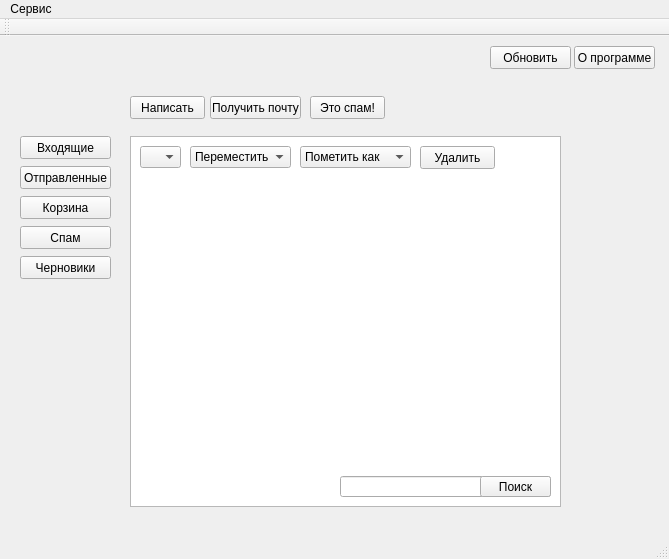
This is mainwindow.ui in sapr-bntu/MonsterMail as Qt 5 draws it before an edit. The edited form follows.
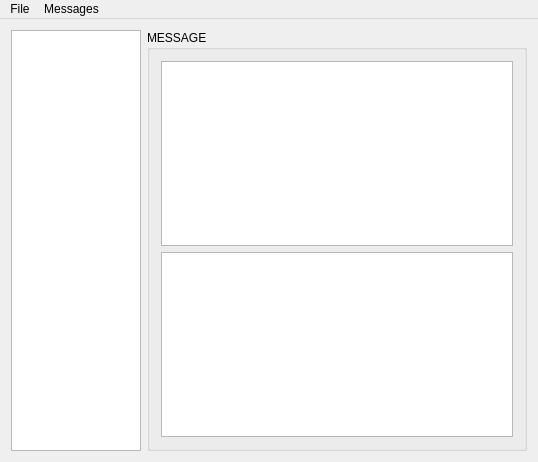
This is the edited form.

Patch:
```diff
--- a/mainwindow.ui
+++ b/mainwindow.ui
@@ -6,263 +6,99 @@
    <rect>
     <x>0</x>
     <y>0</y>
-    <width>669</width>
-    <height>559</height>
+    <width>534</width>
+    <height>462</height>
    </rect>
   </property>
+  <property name="sizePolicy">
+   <sizepolicy hsizetype="Minimum" vsizetype="Minimum">
+    <horstretch>0</horstretch>
+    <verstretch>0</verstretch>
+   </sizepolicy>
+  </property>
   <property name="windowTitle">
    <string>MainWindow</string>
   </property>
   <widget class="QWidget" name="centralWidget">
-   <widget class="QPushButton" name="pushButton">
-    <property name="geometry">
-     <rect>
-      <x>20</x>
-      <y>100</y>
-      <width>91</width>
-      <height>23</height>
-     </rect>
-    </property>
-    <property name="text">
-     <string>Входящие</string>
-    </property>
-   </widget>
-   <widget class="QPushButton" name="pushButton_2">
-    <property name="geometry">
-     <rect>
-      <x>20</x>
-      <y>130</y>
-      <width>91</width>
-      <height>23</height>
-     </rect>
-    </property>
-    <property name="text">
-     <string>Отправленные</string>
-    </property>
-   </widget>
-   <widget class="QPushButton" name="pushButton_3">
-    <property name="geometry">
-     <rect>
-      <x>20</x>
-      <y>160</y>
-      <width>91</width>
-      <height>23</height>
-     </rect>
-    </property>
-    <property name="text">
-     <string>Корзина</string>
-    </property>
-   </widget>
-   <widget class="QPushButton" name="pushButton_4">
-    <property name="geometry">
-     <rect>
-      <x>20</x>
-      <y>220</y>
-      <width>91</width>
-      <height>23</height>
-     </rect>
-    </property>
-    <property name="text">
-     <string>Черновики</string>
-    </property>
-   </widget>
-   <widget class="QPushButton" name="pushButton_5">
-    <property name="geometry">
-     <rect>
-      <x>20</x>
-      <y>190</y>
-      <width>91</width>
-      <height>23</height>
-     </rect>
-    </property>
-    <property name="text">
-     <string>Спам</string>
-    </property>
-   </widget>
-   <widget class="QPushButton" name="pushButton_6">
-    <property name="geometry">
-     <rect>
-      <x>490</x>
-      <y>10</y>
-      <width>81</width>
-      <height>23</height>
-     </rect>
-    </property>
-    <property name="text">
-     <string>Обновить</string>
-    </property>
-   </widget>
-   <widget class="QPushButton" name="pushButton_7">
-    <property name="geometry">
-     <rect>
-      <x>574</x>
-      <y>10</y>
-      <width>81</width>
-      <height>23</height>
-     </rect>
-    </property>
-    <property name="text">
-     <string>О программе</string>
-    </property>
-   </widget>
-   <widget class="QPushButton" name="pushButton_8">
-    <property name="geometry">
-     <rect>
-      <x>130</x>
-      <y>60</y>
-      <width>75</width>
-      <height>23</height>
-     </rect>
-    </property>
-    <property name="text">
-     <string>Написать</string>
-    </property>
-   </widget>
-   <widget class="QPushButton" name="pushButton_9">
-    <property name="geometry">
-     <rect>
-      <x>210</x>
-      <y>60</y>
-      <width>91</width>
-      <height>23</height>
-     </rect>
-    </property>
-    <property name="text">
-     <string>Получить почту</string>
-    </property>
-   </widget>
-   <widget class="QPushButton" name="pushButton_10">
-    <property name="geometry">
-     <rect>
-      <x>310</x>
-      <y>60</y>
-      <width>75</width>
-      <height>23</height>
-     </rect>
-    </property>
-    <property name="text">
-     <string>Это спам!</string>
-    </property>
-   </widget>
-   <widget class="QTableView" name="tableView">
-    <property name="geometry">
-     <rect>
-      <x>130</x>
-      <y>100</y>
-      <width>431</width>
-      <height>371</height>
-     </rect>
-    </property>
-   </widget>
-   <widget class="QComboBox" name="comboBox">
-    <property name="geometry">
-     <rect>
-      <x>140</x>
-      <y>110</y>
-      <width>41</width>
-      <height>22</height>
-     </rect>
-    </property>
+   <layout class="QHBoxLayout" name="horizontalLayout">
     <item>
-     <property name="text">
-      <string/>
-     </property>
+     <widget class="QTreeView" name="treeViewFromLocalDirMessage">
+      <property name="minimumSize">
+       <size>
+        <width>130</width>
+        <height>270</height>
+       </size>
+      </property>
+      <property name="maximumSize">
+       <size>
+        <width>130</width>
+        <height>16777215</height>
+       </size>
+      </property>
+     </widget>
     </item>
-   </widget>
-   <widget class="QComboBox" name="comboBox_2">
-    <property name="geometry">
-     <rect>
-      <x>190</x>
-      <y>110</y>
-      <width>101</width>
-      <height>22</height>
-     </rect>
-    </property>
     <item>
-     <property name="text">
-      <string>Переместить в</string>
-     </property>
+     <widget class="QGroupBox" name="groupBoxMessage">
+      <property name="sizePolicy">
+       <sizepolicy hsizetype="Expanding" vsizetype="Expanding">
+        <horstretch>0</horstretch>
+        <verstretch>0</verstretch>
+       </sizepolicy>
+      </property>
+      <property name="minimumSize">
+       <size>
+        <width>380</width>
+        <height>280</height>
+       </size>
+      </property>
+      <property name="title">
+       <string>MESSAGE</string>
+      </property>
+      <layout class="QGridLayout" name="gridLayout_3">
+       <item row="1" column="0">
+        <widget class="QTextEdit" name="textEditFromDisplaydCurrentMessage_2">
+         <property name="sizePolicy">
+          <sizepolicy hsizetype="Expanding" vsizetype="Expanding">
+           <horstretch>0</horstretch>
+           <verstretch>0</verstretch>
+          </sizepolicy>
+         </property>
+        </widget>
+       </item>
+       <item row="0" column="0">
+        <widget class="QListWidget" name="listWidget"/>
+       </item>
+      </layout>
+     </widget>
     </item>
-   </widget>
-   <widget class="QComboBox" name="comboBox_3">
-    <property name="geometry">
-     <rect>
-      <x>300</x>
-      <y>110</y>
-      <width>111</width>
-      <height>22</height>
-     </rect>
-    </property>
-    <item>
-     <property name="text">
-      <string>Пометить как</string>
-     </property>
-    </item>
-   </widget>
-   <widget class="QPushButton" name="pushButton_11">
-    <property name="geometry">
-     <rect>
-      <x>420</x>
-      <y>110</y>
-      <width>75</width>
-      <height>23</height>
-     </rect>
-    </property>
-    <property name="text">
-     <string>Удалить</string>
-    </property>
-   </widget>
-   <widget class="QLineEdit" name="lineEdit">
-    <property name="geometry">
-     <rect>
-      <x>340</x>
-      <y>440</y>
-      <width>211</width>
-      <height>21</height>
-     </rect>
-    </property>
-   </widget>
-   <widget class="QPushButton" name="pushButton_12">
-    <property name="geometry">
-     <rect>
-      <x>480</x>
-      <y>440</y>
-      <width>71</width>
-      <height>21</height>
-     </rect>
-    </property>
-    <property name="text">
-     <string>Поиск</string>
-    </property>
-   </widget>
+   </layout>
   </widget>
   <widget class="QMenuBar" name="menuBar">
    <property name="geometry">
     <rect>
      <x>0</x>
      <y>0</y>
-     <width>669</width>
+     <width>534</width>
      <height>21</height>
     </rect>
    </property>
-   <widget class="QMenu" name="menu">
+   <widget class="QMenu" name="menuFile">
     <property name="title">
-     <string>Сервис</string>
+     <string>File</string>
     </property>
     <addaction name="action"/>
    </widget>
-   <addaction name="menu"/>
+   <widget class="QMenu" name="menuMessages">
+    <property name="title">
+     <string>Messages</string>
+    </property>
+    <addaction name="actionNew_Message"/>
+    <addaction name="actionReceive_Messages"/>
+   </widget>
+   <addaction name="menuFile"/>
+   <addaction name="menuMessages"/>
   </widget>
-  <widget class="QToolBar" name="mainToolBar">
-   <attribute name="toolBarArea">
-    <enum>TopToolBarArea</enum>
-   </attribute>
-   <attribute name="toolBarBreak">
-    <bool>true</bool>
-   </attribute>
-  </widget>
-  <widget class="QStatusBar" name="statusBar"/>
-  <action name="action">
+  <action name="actionExit">
    <property name="text">
     <string>Настройки программы</string>
    </property>
```
Left out of the diff: 23 changed lines with no effect on the pictures.
